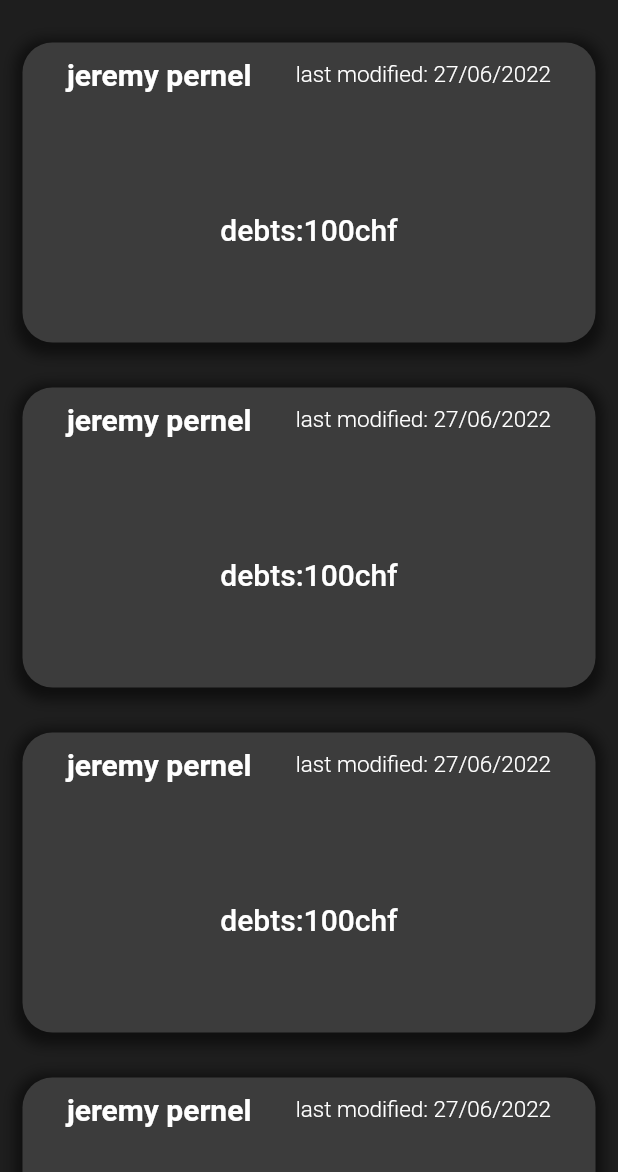
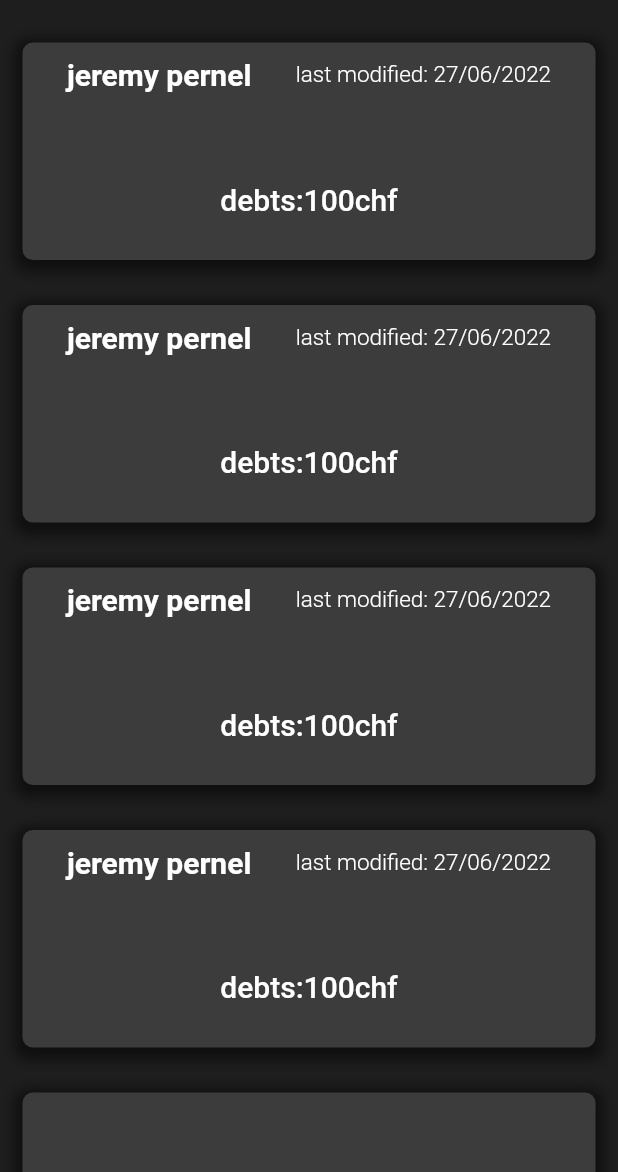
Before and after one commit to bruhtazor/debtsTracker, a Flutter app: the screen it shows after launch, on a phone screen of 412 x 824 dp, the part 64-1236 px from its top. Run offline on Flutter 3.47's test engine with Material 2 defaults, Android fonts, the phone set to English and light mode, and no system bars.

Commit message:
added add new widget with page and form

```diff
--- /dev/null
+++ b/debts_tracker/lib/add_new_widget.dart
@@ -0,0 +1,51 @@
+import 'package:debts_tracker/add_new_page.dart';
+import 'package:flutter/material.dart';
+
+class AddNewWidget extends StatefulWidget {
+  const AddNewWidget({Key? key}) : super(key: key);
+
+  @override
+  State<AddNewWidget> createState() => _AddNewWidgetState();
+}
+
+class _AddNewWidgetState extends State<AddNewWidget> {
+  @override
+  Widget build(BuildContext context) {
+    return GestureDetector(
+      behavior: HitTestBehavior.opaque,
+      onTap: () {
+        Navigator.of(context).push(
+          MaterialPageRoute(
+            builder: (BuildContext context) {
+              return const AddNewPage();
+            },
+          ),
+        );
+      },
+      child: Container(
+        width: (MediaQuery.of(context).size.height),
+        height: 145,
+        decoration: BoxDecoration(
+          color: const Color(0xFF3C3C3C),
+          borderRadius: BorderRadius.circular(7),
+          boxShadow: [
+            BoxShadow(
+              color: Colors.black.withOpacity(0.5),
+              spreadRadius: 5,
+              blurRadius: 7,
+              offset: const Offset(0, 3),
+            ),
+          ],
+        ),
+        margin: const EdgeInsets.all(15.0),
+        padding: const EdgeInsets.only(top: 10),
+        child: const Center(
+            child: Text(
+          "Add New",
+          style: TextStyle(
+              color: Colors.white, fontSize: 30, fontWeight: FontWeight.w700),
+        )),
+      ),
+    );
+  }
+}
--- a/debts_tracker/lib/main.dart
+++ b/debts_tracker/lib/main.dart
@@ -1,3 +1,4 @@
+import 'package:debts_tracker/add_new_widget.dart';
 import 'package:flutter/material.dart';
 import 'overview_widget.dart';
 
@@ -13,9 +14,15 @@ class MyApp extends StatelessWidget {
     return MaterialApp(
       debugShowCheckedModeBanner: false,
       theme: ThemeData(
-        primarySwatch: Colors.red,
-        scaffoldBackgroundColor: const Color(0xFF1E1E1E),
-      ),
+          primarySwatch: Colors.red,
+          scaffoldBackgroundColor: const Color(0xFF1E1E1E),
+          inputDecorationTheme: const InputDecorationTheme(
+            enabledBorder: UnderlineInputBorder(
+              borderSide:
+                  BorderSide(width: 2, color: Color.fromARGB(255, 90, 90, 90)),
+            ),
+            hintStyle: TextStyle(color: Colors.white),
+          )),
       home: const RootPage(),
     );
   }
@@ -47,7 +54,8 @@ class _RootPageState extends State<RootPage> {
               OverviewWidget(),
               OverviewWidget(),
               OverviewWidget(),
-              OverviewWidget()
+              OverviewWidget(),
+              AddNewWidget()
             ],
           ),
         ),
--- a/debts_tracker/lib/overview_widget.dart
+++ b/debts_tracker/lib/overview_widget.dart
@@ -12,10 +12,10 @@ class _OverviewWidgetState extends State<OverviewWidget> {
   Widget build(BuildContext context) {
     return Container(
       width: (MediaQuery.of(context).size.height),
-      height: 200,
+      height: 145,
       decoration: BoxDecoration(
         color: const Color(0xFF3C3C3C),
-        borderRadius: BorderRadius.circular(20),
+        borderRadius: BorderRadius.circular(7),
         boxShadow: [
           BoxShadow(
             color: Colors.black.withOpacity(0.5),
@@ -50,7 +50,7 @@ class _OverviewWidgetState extends State<OverviewWidget> {
               ],
             ),
             const Padding(
-              padding: EdgeInsets.only(top: 80),
+              padding: EdgeInsets.only(top: 60),
               child: Text(
                 "debts:100chf",
                 style: TextStyle(
```
Also changed, not shown: debts_tracker/lib/add_new_page.dart (added, +25 -0 lines), debts_tracker/lib/form_widget.dart (added, +76 -0 lines).
